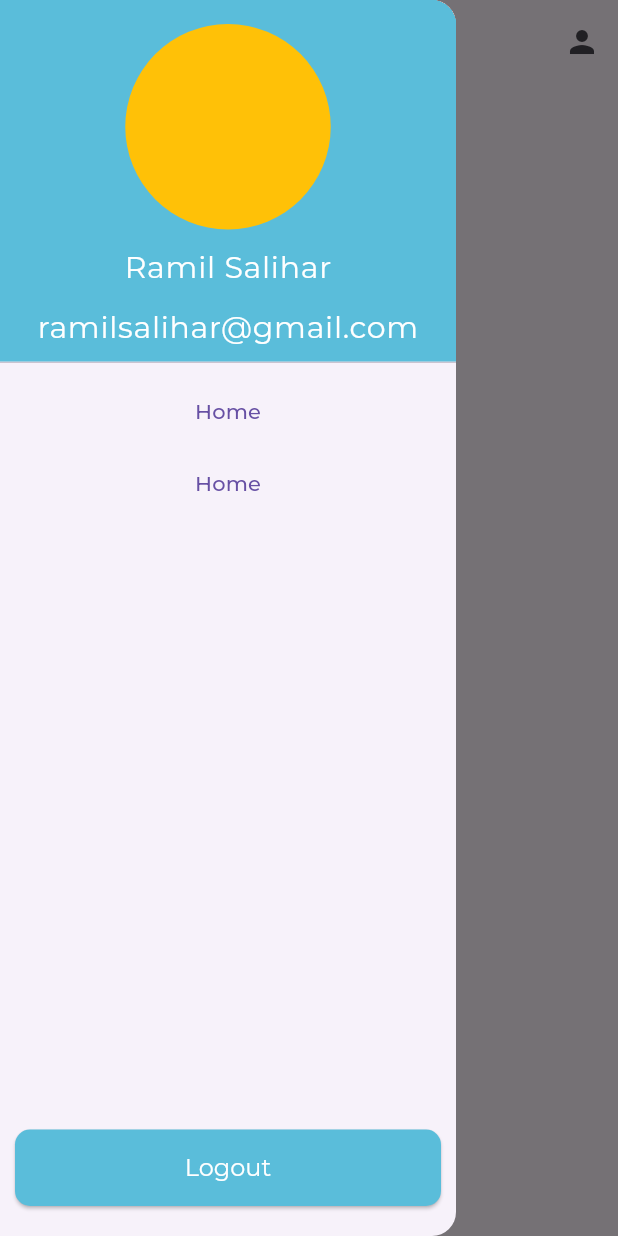
After one commit to UCADevClub/HIS-mobile, a Flutter app: the HomePage screen opened by its route, with the side drawer open, on a phone screen of 412 x 824 dp. The commit adds this screen. Run offline on Flutter 3.47's test engine with Material 3 defaults, Android fonts, the phone set to English and light mode, and no system bars; our stand-ins replace auto_route, bloc, dio, flutter_bloc, get_it, google_fonts; generated files the repository leaves out were written again.

Commit message:
adding drawer

```diff
--- a/lib/core/routes/app_router.dart
+++ b/lib/core/routes/app_router.dart
@@ -6,8 +6,9 @@ import 'app_router.gr.dart';
 class AppRouter extends $AppRouter {
   @override
   List<AutoRoute> get routes => [
-    AutoRoute(page: AuthRoute.page, initial: true),
-    AutoRoute(page: HomeRoute.page),
-    AutoRoute(page: SplashRoute.page)
-  ];
+        AutoRoute(page: AuthRoute.page, initial: true),
+        AutoRoute(page: HomeRoute.page),
+        AutoRoute(page: SplashRoute.page),
+        AutoRoute(page: AppDrawer.page),
+      ];
 }
--- a/lib/domain/auth_model.dart
+++ b/lib/data/models/auth_model.dart
@@ -1,5 +1,3 @@
-// ignore_for_file: depend_on_referenced_packages
-
 import 'package:json_annotation/json_annotation.dart';
 
 part 'auth_model.g.dart';
@@ -16,5 +14,6 @@ class AuthModel {
     required this.password,
   });
 
-  factory AuthModel.fromJson(Map<String, dynamic> json) => _$AuthModelFromJson(json);
+  factory AuthModel.fromJson(Map<String, dynamic> json) =>
+      _$AuthModelFromJson(json);
 }
--- a/lib/presentation/bloc/auth_bloc/auth_bloc.dart
+++ b/lib/presentation/bloc/auth_bloc/auth_bloc.dart
@@ -1,12 +1,12 @@
 // ignore_for_file: depend_on_referenced_packages
 
 import 'dart:async';
+
 import 'package:bloc/bloc.dart';
-import 'package:his_mobile/domain/auth_model.dart';
+import 'package:his_mobile/data/models/auth_model.dart';
 import 'package:meta/meta.dart';
 
 part 'auth_event.dart';
-
 part 'auth_state.dart';
 
 class AuthBloc extends Bloc<AuthEvent, AuthState> {
--- a/lib/presentation/pages/auth_page/auth_page.dart
+++ b/lib/presentation/pages/auth_page/auth_page.dart
@@ -2,10 +2,10 @@ import 'package:auto_route/auto_route.dart';
 import 'package:flutter/material.dart';
 import 'package:flutter_bloc/flutter_bloc.dart';
 import 'package:his_mobile/core/routes/app_router.gr.dart';
-import 'package:his_mobile/core/styles/widgets/app_button.dart';
 import 'package:his_mobile/presentation/bloc/auth_bloc/auth_bloc.dart';
 import 'package:his_mobile/presentation/widgets/auth_widgets/details_line.dart';
 import 'package:his_mobile/presentation/widgets/auth_widgets/login_field.dart';
+import 'package:his_mobile/presentation/widgets/buttons/app_button.dart';
 
 @RoutePage()
 class AuthPage extends StatefulWidget {
@@ -57,9 +57,9 @@ class _AuthPageState extends State<AuthPage> {
                     AppButton(
                       title: 'Войти',
                       onPressed: () {
-                        if (loginKey.currentState!.validate()) {
-                          context.replaceRoute(const HomeRoute());
-                        }
+                        // if (loginKey.currentState!.validate()) {
+                        context.router.push(const HomeRoute());
+                        // }
                       },
                     ),
                   ],
--- a/lib/presentation/pages/home_page/home_page.dart
+++ b/lib/presentation/pages/home_page/home_page.dart
@@ -1,5 +1,8 @@
-import 'package:auto_route/annotations.dart';
+import 'package:auto_route/auto_route.dart';
 import 'package:flutter/material.dart';
+import 'package:his_mobile/presentation/widgets/layout/app_drawer.dart';
+
+final GlobalKey<ScaffoldState> _scaffoldKey = GlobalKey<ScaffoldState>();
 
 @RoutePage()
 class HomePage extends StatelessWidget {
@@ -8,9 +11,18 @@ class HomePage extends StatelessWidget {
   @override
   Widget build(BuildContext context) {
     return Scaffold(
+      key: _scaffoldKey,
       appBar: AppBar(
         title: const Text('Home Page'),
+        actions: [
+          IconButton(
+            icon: const Icon(Icons.person),
+            onPressed: () => _scaffoldKey.currentState!.openDrawer(),
+          ),
+        ],
+        automaticallyImplyLeading: false,
       ),
+      drawer: const AppDrawer(),
     );
   }
 }
--- a/lib/presentation/widgets/auth_widgets/login_field.dart
+++ b/lib/presentation/widgets/auth_widgets/login_field.dart
@@ -1,6 +1,6 @@
 import 'package:flutter/material.dart';
 import 'package:his_mobile/core/styles/validation/form_validation.dart';
-import 'package:his_mobile/core/styles/widgets/forms/custom_text_form_field.dart';
+import 'package:his_mobile/presentation/widgets/forms/custom_text_form_field.dart';
 
 class LoginField extends StatelessWidget {
   const LoginField({
@@ -17,8 +17,8 @@ class LoginField extends StatelessWidget {
     return Column(
       children: [
         CustomTextFormField(
-          title: 'Электронная почта',
-          hintText: 'Введите ваш email',
+          title: 'ИНН',
+          hintText: 'Введите ваш ИНН',
           controller: login,
           validator: (_) => FormValidation.validateInn(
             login.text,
--- /dev/null
+++ b/lib/presentation/widgets/layout/app_drawer.dart
@@ -0,0 +1,79 @@
+import 'package:auto_route/annotations.dart';
+import 'package:flutter/material.dart';
+import 'package:his_mobile/presentation/widgets/buttons/app_button.dart';
+
+@RoutePage()
+class AppDrawer extends StatelessWidget {
+  const AppDrawer({super.key});
+
+  @override
+  Widget build(BuildContext context) {
+    return Drawer(
+      child: Column(
+        children: [
+          SizedBox(
+            height: 250,
+            child: DrawerHeader(
+              decoration: BoxDecoration(
+                color: Theme.of(context).primaryColor,
+              ),
+              child: Column(
+                children: [
+                  Expanded(
+                    child: Container(
+                      decoration: const BoxDecoration(
+                        color: Colors.amber,
+                        shape: BoxShape.circle,
+                      ),
+                    ),
+                  ),
+                  const SizedBox(height: 10),
+                  const Text(
+                    'Ramil Salihar',
+                    style: TextStyle(
+                      color: Colors.white,
+                      fontSize: 20,
+                    ),
+                  ),
+                  const SizedBox(height: 10),
+                  const Text(
+                    'ramilsalihar@gmail.com',
+                    style: TextStyle(
+                      color: Colors.white,
+                      fontSize: 20,
+                    ),
+                  ),
+                ],
+              ),
+            ),
+          ),
+          TextButton(
+            onPressed: () {
+              print('Home');
+            },
+            child: const Text('Home'),
+          ),
+          TextButton(
+            onPressed: () {
+              print('Home');
+            },
+            child: const Text('Home'),
+          ),
+          const Spacer(),
+          Padding(
+            padding: const EdgeInsets.only(
+              top: 20,
+              bottom: 20,
+              left: 10,
+              right: 10,
+            ),
+            child: AppButton(
+              title: 'Logout',
+              onPressed: () {},
+            ),
+          )
+        ],
+      ),
+    );
+  }
+}
```
Also changed, not shown: lib/presentation/widgets/buttons/app_button.dart (renamed from lib/core/styles/widgets/app_button.dart), lib/presentation/widgets/forms/custom_text_form_field.dart (renamed from lib/core/styles/widgets/forms/custom_text_form_field.dart).
